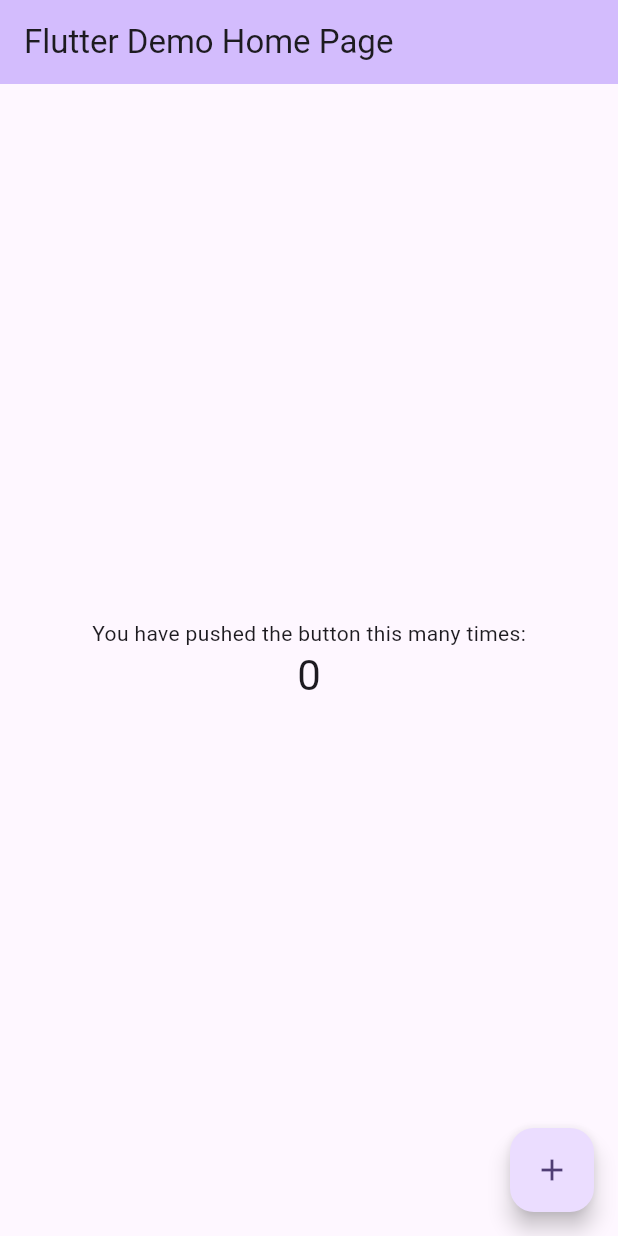
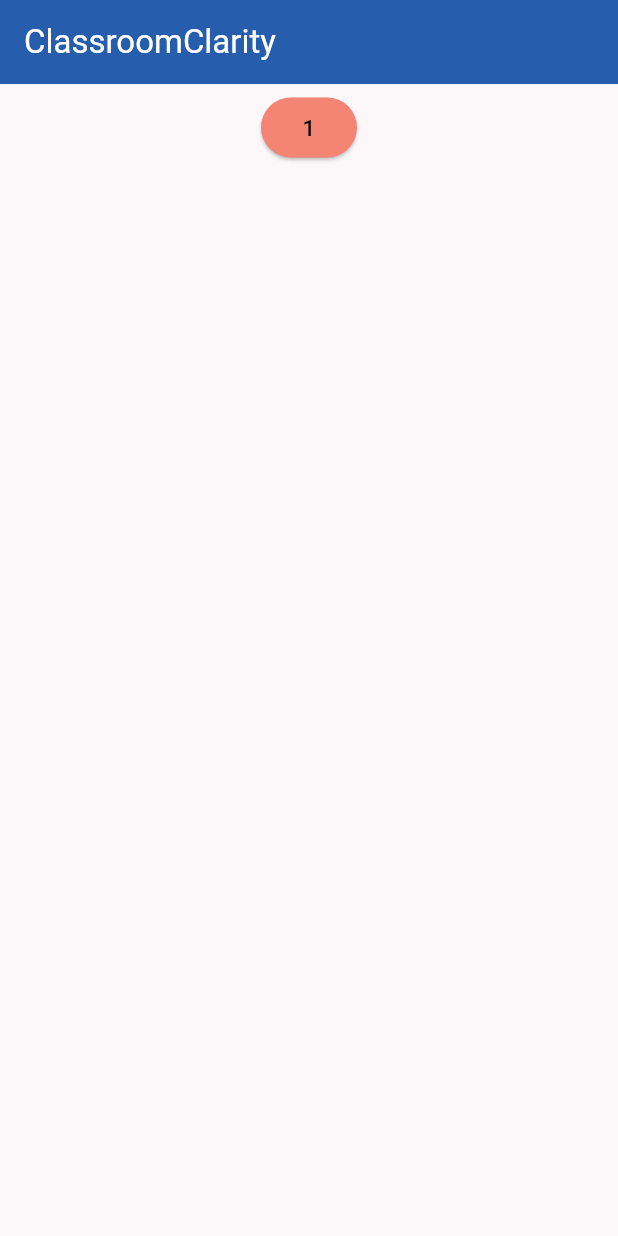
Before and after one commit to Kgo222/ClassroomClarity, a Flutter app: the screen it shows after launch, on a phone screen of 412 x 824 dp. Run offline on Flutter 3.47's test engine with Material 3 defaults, Android fonts, the light colour scheme and no system bars.

Commit message:
Setup App Layout

```diff
--- /dev/null
+++ b/code/classroom_clarity_app/lib/constants.dart
@@ -0,0 +1,6 @@
+// This is a place to put application-wide constants for easier maintenance.
+class Constants {
+  static const String appName = "ClassroomClarity";
+  static const String uuid = "0000ffe1-0000-1000-8000-00805f9b34fb";
+  static const String serv_uuid = "0000ffe0-0000-1000-8000-00805f9b34fb";
+}
--- /dev/null
+++ b/code/classroom_clarity_app/lib/homepage.dart
@@ -0,0 +1,55 @@
+import 'package:flutter/material.dart';
+import 'dart:async';
+import 'theme.dart';
+
+class HomePage extends StatefulWidget {
+  const HomePage({Key? key, required this.title}) : super(key: key);
+  final String title;
+
+  // This widget is the root of your application.
+  @override
+  State<HomePage> createState() => _HomePageState();
+}
+class _HomePageState extends State<HomePage> {
+  @override
+  Widget build(BuildContext context) {
+    return Scaffold(
+      appBar: AppBar(
+        title: Text(widget.title),
+        backgroundColor: AppColors.denim,
+      ),
+      body: Center(
+        child: Column(
+          crossAxisAlignment: CrossAxisAlignment.start,
+          children:[
+            Row(
+                mainAxisAlignment: MainAxisAlignment.center,
+                children:[
+                  //ENGAGEMENT BUTTON 1
+                  Container(
+                    margin: EdgeInsets.all(5),
+                    alignment: Alignment.center,
+                    child: ElevatedButton(
+                      onPressed: () {
+                        print('Engagement Level = 1');
+                      },
+                      style: ElevatedButton.styleFrom(
+                        backgroundColor: AppColors.red1,
+                      ),
+
+                      child: Text(
+                        "1",
+                        overflow: TextOverflow.clip,
+                        textAlign: TextAlign.center,
+                        style: const TextStyle(color: AppColors.black, fontSize:15),
+                      ),
+                    ),
+                  )
+                ] // Engagement Row Children
+            ),
+          ] // Column children
+        )
+      )
+    );
+  }
+}
--- a/code/classroom_clarity_app/lib/main.dart
+++ b/code/classroom_clarity_app/lib/main.dart
@@ -1,122 +1,25 @@
 import 'package:flutter/material.dart';
+import 'theme.dart';
+import 'constants.dart';
+import 'homepage.dart';
 
-void main() {
-  runApp(const MyApp());
-}
+
+void main() => runApp(const MyApp());
 
 class MyApp extends StatelessWidget {
-  const MyApp({super.key});
+  const MyApp({Key? key}) : super(key: key);
 
-  // This widget is the root of your application.
   @override
   Widget build(BuildContext context) {
     return MaterialApp(
-      title: 'Flutter Demo',
-      theme: ThemeData(
-        // This is the theme of your application.
-        //
-        // TRY THIS: Try running your application with "flutter run". You'll see
-        // the application has a purple toolbar. Then, without quitting the app,
-        // try changing the seedColor in the colorScheme below to Colors.green
-        // and then invoke "hot reload" (save your changes or press the "hot
-        // reload" button in a Flutter-supported IDE, or press "r" if you used
-        // the command line to start the app).
-        //
-        // Notice that the counter didn't reset back to zero; the application
-        // state is not lost during the reload. To reset the state, use hot
-        // restart instead.
-        //
-        // This works for code too, not just values: Most code changes can be
-        // tested with just a hot reload.
-        colorScheme: ColorScheme.fromSeed(seedColor: Colors.deepPurple),
-      ),
-      home: const MyHomePage(title: 'Flutter Demo Home Page'),
+      // The app theme is defined in constants.dart
+      title: Constants.appName,
+      // The app theme is defined in theme.dart
+      theme: appTheme,
+      // This directs the app to start at the screen class called MyHomePage.
+      // Currently the main screen is the default from Flutter, but we will
+      // edit the screens and screen routes as needed.
+      home: const HomePage(title: Constants.appName),
     );
   }
 }
-
-class MyHomePage extends StatefulWidget {
-  const MyHomePage({super.key, required this.title});
-
-  // This widget is the home page of your application. It is stateful, meaning
-  // that it has a State object (defined below) that contains fields that affect
-  // how it looks.
-
-  // This class is the configuration for the state. It holds the values (in this
-  // case the title) provided by the parent (in this case the App widget) and
-  // used by the build method of the State. Fields in a Widget subclass are
-  // always marked "final".
-
-  final String title;
-
-  @override
-  State<MyHomePage> createState() => _MyHomePageState();
-}
-
-class _MyHomePageState extends State<MyHomePage> {
-  int _counter = 0;
-
-  void _incrementCounter() {
-    setState(() {
-      // This call to setState tells the Flutter framework that something has
-      // changed in this State, which causes it to rerun the build method below
-      // so that the display can reflect the updated values. If we changed
-      // _counter without calling setState(), then the build method would not be
-      // called again, and so nothing would appear to happen.
-      _counter++;
-    });
-  }
-
-  @override
-  Widget build(BuildContext context) {
-    // This method is rerun every time setState is called, for instance as done
-    // by the _incrementCounter method above.
-    //
-    // The Flutter framework has been optimized to make rerunning build methods
-    // fast, so that you can just rebuild anything that needs updating rather
-    // than having to individually change instances of widgets.
-    return Scaffold(
-      appBar: AppBar(
-        // TRY THIS: Try changing the color here to a specific color (to
-        // Colors.amber, perhaps?) and trigger a hot reload to see the AppBar
-        // change color while the other colors stay the same.
-        backgroundColor: Theme.of(context).colorScheme.inversePrimary,
-        // Here we take the value from the MyHomePage object that was created by
-        // the App.build method, and use it to set our appbar title.
-        title: Text(widget.title),
-      ),
-      body: Center(
-        // Center is a layout widget. It takes a single child and positions it
-        // in the middle of the parent.
-        child: Column(
-          // Column is also a layout widget. It takes a list of children and
-          // arranges them vertically. By default, it sizes itself to fit its
-          // children horizontally, and tries to be as tall as its parent.
-          //
-          // Column has various properties to control how it sizes itself and
-          // how it positions its children. Here we use mainAxisAlignment to
-          // center the children vertically; the main axis here is the vertical
-          // axis because Columns are vertical (the cross axis would be
-          // horizontal).
-          //
-          // TRY THIS: Invoke "debug painting" (choose the "Toggle Debug Paint"
-          // action in the IDE, or press "p" in the console), to see the
-          // wireframe for each widget.
-          mainAxisAlignment: MainAxisAlignment.center,
-          children: <Widget>[
-            const Text('You have pushed the button this many times:'),
-            Text(
-              '$_counter',
-              style: Theme.of(context).textTheme.headlineMedium,
-            ),
-          ],
-        ),
-      ),
-      floatingActionButton: FloatingActionButton(
-        onPressed: _incrementCounter,
-        tooltip: 'Increment',
-        child: const Icon(Icons.add),
-      ), // This trailing comma makes auto-formatting nicer for build methods.
-    );
-  }
-}
--- /dev/null
+++ b/code/classroom_clarity_app/lib/theme.dart
@@ -0,0 +1,48 @@
+import 'package:flutter/material.dart';
+
+/*
+ Here is where we will constants relating to the theme of our app, such as
+ color scheme, font settings, and other UI objects as necessary
+ */
+
+class AppColors {
+  // Flutter colors are RGB color codes prefixed with an opacity value.
+  // The FF represents full opacity
+  //LOGO colors
+  static const snow = Color(0xFFFCF7F8);
+  static const grey = Color(0xFFCED3DC);
+  static const dullPurple = Color(0xFFABA9C3);
+  static const denim = Color(0xFF275DAD);
+  static const darkGrey = Color(0xFF5B616A);
+  static const darkRed = Color(0xFF64113F);
+
+  //extras
+  static const white = Color(0xFFFFFFFF);
+  static const black = Color(0xFF000000);
+
+  // RYG Gradient
+  static const red1 = Color(0xfff48474);
+  static const red2 = Color(0xfffb957c);
+  static const red3 = Color(0xfffcb382);
+  static const yellow1 = Color(0xfffcc784);
+  static const yellow2 = Color(0xfff4e586);
+  static const yellow3 = Color(0xffdfee79);
+  static const green1 = Color(0xffdcec74);
+  static const green2 = Color(0xffccec6d);
+  static const green3 = Color(0xffaef35b);
+  static const green4 = Color(0xff9cf44c);
+  static const green5 = Color(0xff8df347);
+
+}
+
+ColorScheme colorScheme = const ColorScheme.dark(
+  primary: AppColors.denim,
+  onPrimary: AppColors.snow,
+  secondary: AppColors.darkRed,
+  onSecondary: AppColors.dullPurple,
+  surface: AppColors.snow,
+  background: AppColors.snow,
+);
+final appTheme = ThemeData.from(
+    colorScheme: colorScheme
+);
```
